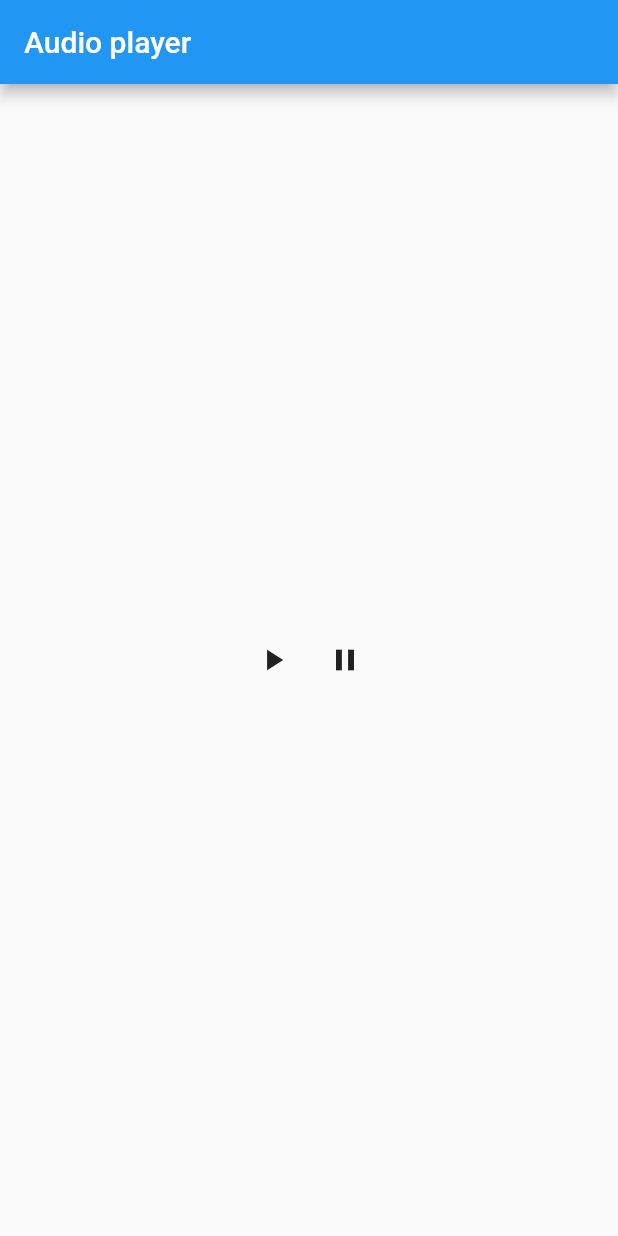
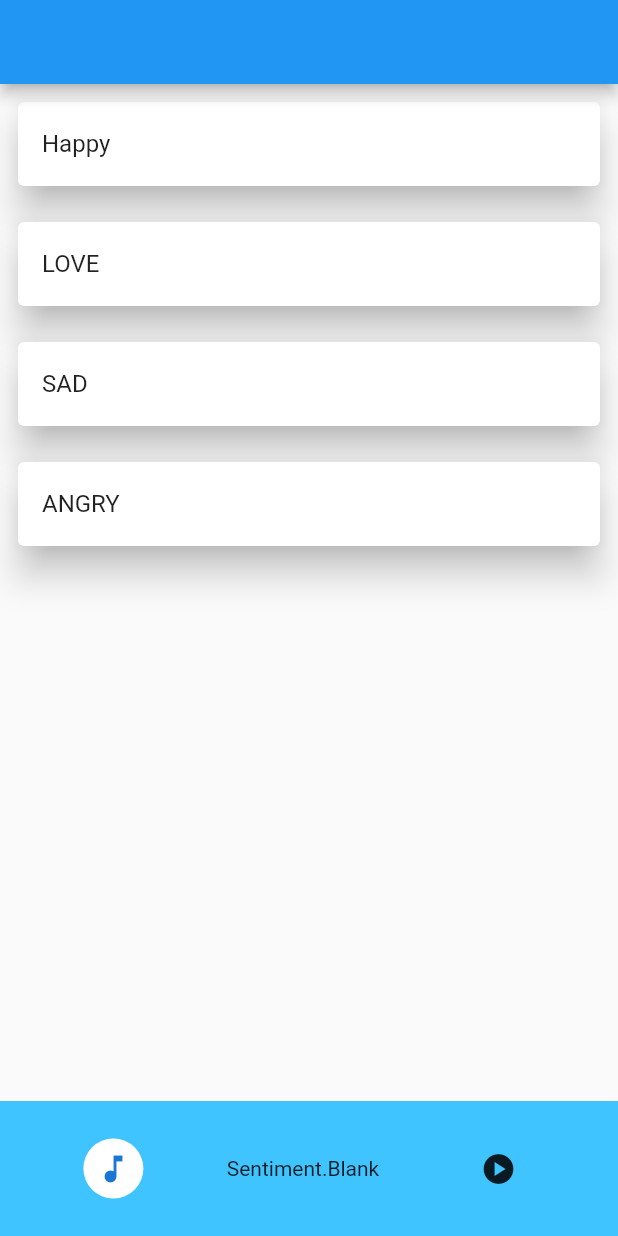
Before and after one commit to AnuroopFarkya11/Diarify, a Flutter app: the screen it shows after launch, on a phone screen of 412 x 824 dp. Run offline on Flutter 3.47's test engine with Material 2 defaults, Android fonts, the phone set to English and light mode, and no system bars; our stand-ins replace assets_audio_player, audioplayers, cloud_firestore, dio, firebase_auth, firebase_core and 5 more; missing offline and left inert: flutterfire_ui; accounts and stored records are empty.

Commit message:
initial commit

```diff
--- /dev/null
+++ b/lib/MusicPlayer/screen/controller.dart
@@ -0,0 +1,84 @@
+import 'dart:developer';
+
+import 'package:assets_audio_player/assets_audio_player.dart';
+import 'package:flutter/material.dart';
+import 'package:get/get.dart';
+
+enum Sentiment { Blank, HAPPY, SAD, ANGRY, LOVE }
+
+enum Music { STOP, PLAY, PAUSE }
+
+class MusicController extends GetxController {
+  late AssetsAudioPlayer audioPlayer;
+  late Rx<Sentiment> sentimentStatus;
+  late Rx<Music> status;
+
+  @override
+  void onInit() {
+    // TODO: implement onInit
+    super.onInit();
+    audioPlayer = AssetsAudioPlayer();
+    sentimentStatus = Sentiment.Blank.obs;
+    status = Music.STOP.obs;
+  }
+
+  void playSong(Sentiment sentiment) {
+    /*
+    *  There will switch case
+    *
+    * */
+    status.value = Music.PLAY;
+
+    switch (sentiment) {
+      case Sentiment.SAD:
+        {
+          sentimentStatus.value = Sentiment.SAD;
+          log(sentimentStatus.toString());
+          audioPlayer.open(Audio("asset/songs/sad 1.mp3"));
+          break;
+        }
+
+      case Sentiment.ANGRY:
+        {
+          sentimentStatus.value = Sentiment.ANGRY;
+          audioPlayer.open(
+              Audio("asset/songs/angry 1.mp3", metas: Metas(title: "Angry")));
+          break;
+        }
+
+      case Sentiment.LOVE:
+        {
+          sentimentStatus.value = Sentiment.LOVE;
+          audioPlayer.open(Audio("asset/songs/love 1.mp3"));
+          break;
+        }
+
+      case Sentiment.HAPPY:
+        {
+          sentimentStatus.value = Sentiment.HAPPY;
+          audioPlayer.open(
+            Audio("asset/songs/happy 1.mp3"),
+          );
+
+          break;
+        }
+
+      case Sentiment.Blank:
+        // TODO: Handle this case.
+        break;
+    }
+  }
+
+  void playStatus(Music s) {
+    if (s == Music.PLAY) {
+      status.value = Music.PLAY;
+      audioPlayer.play();
+    } else if (status == Music.PAUSE) {
+      status.value = Music.PAUSE;
+      audioPlayer.pause();
+    } else {
+      status.value = Music.STOP;
+      audioPlayer.stop();
+    }
+  }
+}
--- /dev/null
+++ b/lib/MusicPlayer/screen/music_player.dart
@@ -0,0 +1,95 @@
+import 'package:assets_audio_player/assets_audio_player.dart';
+import 'package:flutter/material.dart';
+import 'package:get/get.dart';
+import 'package:snetimentaldiary/MusicPlayer/screen/controller.dart';
+
+class MusicPlayerScreen extends GetView<MusicController> {
+  const MusicPlayerScreen({Key? key}) : super(key: key);
+
+  //make a function that plays a song according to the input genre
+
+  @override
+  Widget build(BuildContext context) {
+    return Scaffold(
+      appBar: AppBar(),
+      body: Column(
+        crossAxisAlignment: CrossAxisAlignment.stretch,
+        mainAxisAlignment: MainAxisAlignment.spaceBetween,
+        children: [
+
+          ListView(
+            shrinkWrap: true,
+            children: [
+            Card(
+              margin: EdgeInsets.all(12),
+              elevation: 10,
+              child: ListTile(
+                title: Text("Happy"),
+                onTap: () {
+                  controller.playSong(Sentiment.HAPPY);
+                },
+              ),
+            ),
+            Card(
+              margin: EdgeInsets.all(12),
+              elevation: 10,
+              child: ListTile(
+                title: Text("LOVE"),
+                onTap: () {
+                  controller.playSong(Sentiment.LOVE);
+                },
+              ),
+            ),
+            Card(
+              margin: EdgeInsets.all(12),
+              elevation: 10,
+              child: ListTile(
+                title: Text("SAD"),
+                onTap: () {
+                  controller.playSong(Sentiment.SAD);
+                },
+              ),
+            ),
+            Card(
+              margin: EdgeInsets.all(12),
+              elevation: 10,
+              child: ListTile(
+                title: Text("ANGRY"),
+                onTap: () {
+                  controller.playSong(Sentiment.ANGRY);
+                },
+              ),
+            ),
+          ],),
+
+          Obx(
+            () => Container(
+              color: Colors.lightBlueAccent,
+              height: 90,
+              child: Row(
+                mainAxisAlignment: MainAxisAlignment.spaceEvenly,
+                children: [
+                  CircleAvatar(
+                    child: Icon(Icons.music_note),
+                    backgroundColor: Colors.white,
+                  ),
+                  Text(controller.sentimentStatus.toString()),
+                   IconButton(
+                        onPressed: () {
+                          controller.playStatus(controller.status == Music.PLAY
+                              ? Music.PAUSE
+                              : Music.PLAY);
+                        },
+                        icon: controller.status.value == Music.PLAY
+                            ? Icon(Icons.pause_circle)
+                            : Icon(Icons.play_circle)),
+
+                ],
+              ),
+            ),
+          )
+        ],
+      ),
+    );
+  }
+}
--- a/lib/app/API/api_client.dart
+++ b/lib/app/API/api_client.dart
@@ -12,7 +12,7 @@ class ApiClient extends GetConnect implements GetxService {
 
   getData(String uri) async {
     try {
-      var response = await dio.get('http://192.168.29.217:5000/sentiment');
+      var response = await dio.get(appBaseUrl);
       return response;
     } catch (e) {
       return null;
@@ -24,7 +24,7 @@ class ApiClient extends GetConnect implements GetxService {
       log("Calling the request");
 
       var response = await httpClient.post(
-        'http://192.168.29.217:5000/sentiment',
+        appBaseUrl,
         body: body,
       );
       log(Uri.parse(appBaseUrl).toString());
--- a/lib/main.dart
+++ b/lib/main.dart
@@ -4,9 +4,12 @@ import 'package:firebase_core/firebase_core.dart';
 import 'package:flutter/material.dart';
 import 'package:flutter_riverpod/flutter_riverpod.dart';
 import 'package:get/get.dart';
+import 'package:snetimentaldiary/MusicPlayer/screen/controller.dart';
 import 'package:snetimentaldiary/app/screens/audio_player.dart';
 import 'package:snetimentaldiary/app/screens/getx_helper/controller.dart';
 import 'package:snetimentaldiary/app/services/firebase.dart';
+import 'package:snetimentaldiary/app/widgets/MusicPlayer.dart';
+import 'MusicPlayer/screen/music_player.dart';
 import 'app/API/api_client.dart';
 import 'app/routes/routes.dart';
 import 'app/screens/auth_screen/sign_in_screen.dart';
@@ -26,6 +29,7 @@ Future<void> main() async {
   await Get.putAsync<StorageService>(() => StorageService().init());
   Get.put<UserStore>(UserStore());
   Get.put<HomePageController>(HomePageController());
+  Get.put(MusicController());
   runApp(const ProviderScope(
       child: MyApp())
   );
@@ -50,8 +54,8 @@ class _MyAppState extends State<MyApp> {
       theme: ThemeData(
         primarySwatch: Colors.blue,
       ),
-      home: AudioPlayerScreen(),
-      getPages: RouteHelper.routes
+      home: MusicPlayerScreen(),
+      // getPages: RouteHelper.routes
     );
   }
 }
--- a/pubspec.yaml
+++ b/pubspec.yaml
@@ -48,7 +48,7 @@ dependencies:
   get: ^4.6.1
 #  audioplayers: ^0.20.1
   dio: ^5.3.0
-  assets_audio_player: ^3.0.6
+  assets_audio_player: ^3.1.0
 #  splashscreen: any
 
 
```
Also changed, not shown: pubspec.lock.
